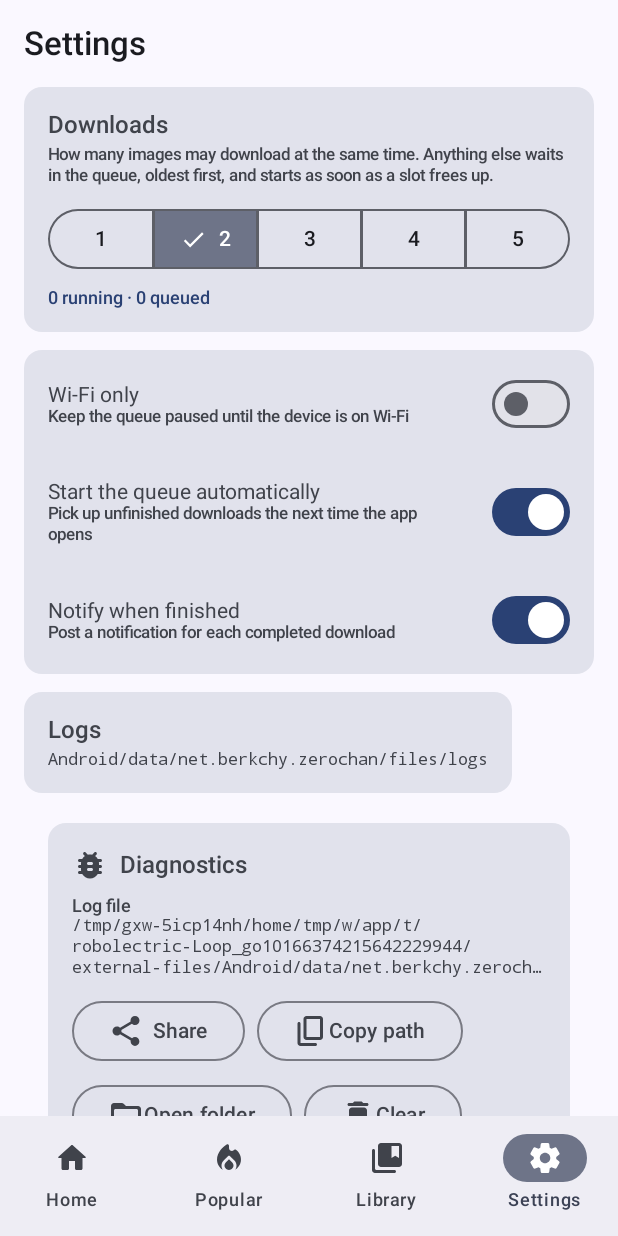
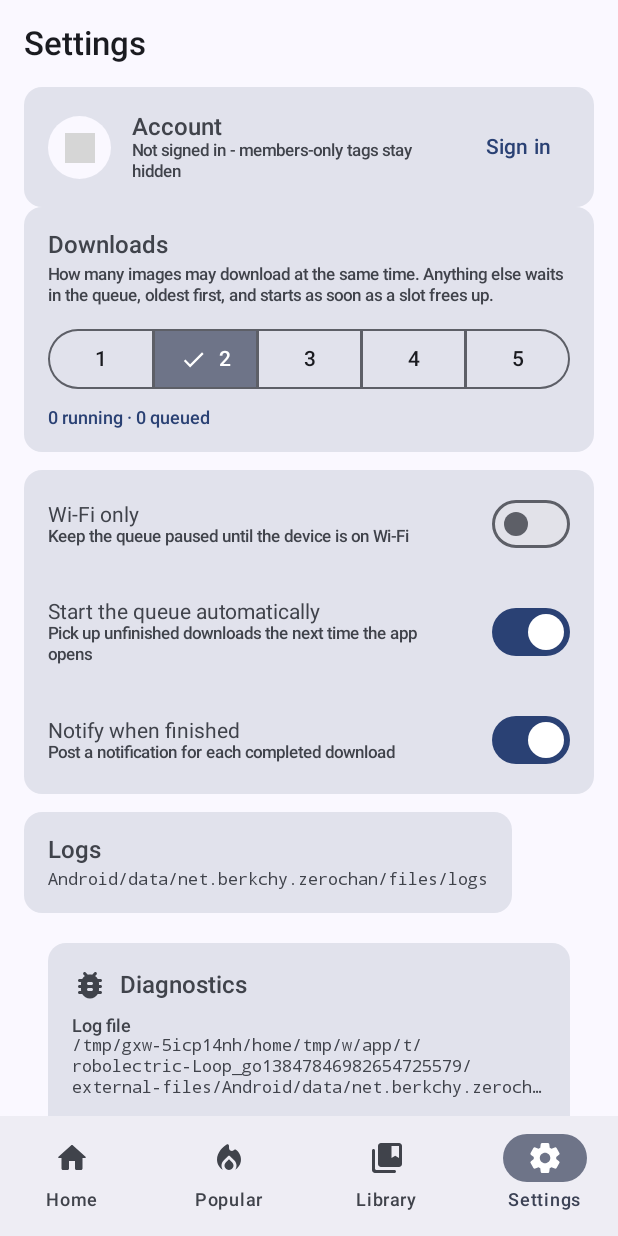
Before and after one commit to berkchy/zerochan-android, an Android app built with Jetpack Compose: the screen it shows after launch (MainActivity), item 4 of the bottom bar chosen, on a phone screen of 412 x 824 dp. Run offline under Robolectric (Android 15) with nearby library versions, the light colour scheme and no system bars; our stand-ins replace Room's generated code; network calls fail; pictures from the network do not load; 1 statement that could not run was skipped; grey boxes are pictures that could not be loaded.

Commit message:
account: sign in panel, session cookies and an account section in settings

```diff
--- a/app/src/main/java/net/berkchy/zerochan/ZerochanApp.kt
+++ b/app/src/main/java/net/berkchy/zerochan/ZerochanApp.kt
@@ -86,6 +86,7 @@ class ZerochanApp : Application(), ImageLoaderFactory {
             downloader = downloadCenter,
             dao = database.libraryDao(),
             settings = settings,
+            appContext = this,
         )
 
         // resume anything that was still in flight when the process was killed
--- a/app/src/main/java/net/berkchy/zerochan/core/data/ZerochanRepository.kt
+++ b/app/src/main/java/net/berkchy/zerochan/core/data/ZerochanRepository.kt
@@ -1,12 +1,17 @@
 package net.berkchy.zerochan.core.data
 
 import kotlinx.coroutines.flow.Flow
+import kotlinx.coroutines.flow.MutableStateFlow
+import kotlinx.coroutines.flow.StateFlow
+import kotlinx.coroutines.flow.asStateFlow
 import net.berkchy.zerochan.core.download.DownloadCenter
 import net.berkchy.zerochan.core.download.QueueSnapshot
 import net.berkchy.zerochan.core.download.SettingsStore
 import net.berkchy.zerochan.core.model.Post
 import net.berkchy.zerochan.core.model.PostDetail
 import net.berkchy.zerochan.core.net.Feed
+import net.berkchy.zerochan.core.net.LoginResult
+import net.berkchy.zerochan.core.net.ZerochanAccount
 import net.berkchy.zerochan.core.net.ZerochanClient
 
 class ZerochanRepository(
@@ -14,7 +19,12 @@ class ZerochanRepository(
     private val downloader: DownloadCenter,
     private val dao: LibraryDao,
     private val settings: SettingsStore,
+    appContext: android.content.Context,
 ) {
+    private val _account = ZerochanAccount(context = appContext, client = client)
+    private val accountState = MutableStateFlow<net.berkchy.zerochan.core.net.Account?>(
+        _account.current(),
+    )
     /** One listing page; [offsetId] continues past zerochan's page-500 limit. */
     suspend fun loadPage(feed: Feed, page: Int, offsetId: Long?): List<Post> =
         client.loadListing(feed, page, offsetId)
@@ -30,6 +40,25 @@ class ZerochanRepository(
         client.resolveSearch(query) ?: throw net.berkchy.zerochan.core.net.NoResultsException(
             "No tag matches \"$query\"",
         )
+
+    val account: ZerochanAccount get() = _account
+
+    /** Emits the signed-in account, or null, so the UI can follow sign in / sign out. */
+    val accountFlow: StateFlow<net.berkchy.zerochan.core.net.Account?> = accountState.asStateFlow()
+
+    suspend fun signIn(name: String, password: String): LoginResult {
+        val result = _account.signIn(name, password)
+        accountState.value = _account.current()
+        // cached pages were fetched anonymously, drop them
+        client.clearCache()
+        return result
+    }
+
+    fun signOut() {
+        _account.signOut()
+        accountState.value = null
+        client.clearCache()
+    }
 
     fun favorites(): Flow<List<FavoriteEntity>> = dao.favorites()
 
--- a/app/src/main/java/net/berkchy/zerochan/ui/ZerochanNavHost.kt
+++ b/app/src/main/java/net/berkchy/zerochan/ui/ZerochanNavHost.kt
@@ -58,6 +58,8 @@ import androidx.navigation.compose.rememberNavController
 import androidx.navigation.navArgument
 import net.berkchy.zerochan.core.data.ZerochanRepository
 import net.berkchy.zerochan.ui.downloads.LibraryScreen
+import net.berkchy.zerochan.ui.account.AccountViewModel
+import net.berkchy.zerochan.ui.account.LoginScreen
 import net.berkchy.zerochan.ui.downloads.LibraryViewModel
 import net.berkchy.zerochan.ui.home.FeedScreen
 import net.berkchy.zerochan.ui.home.FeedViewModel
@@ -76,6 +78,7 @@ object Destination {
     const val POPULAR = "feed/popular"
     const val LIBRARY = "library"
     const val SETTINGS = "settings"
+    const val LOGIN = "login"
     const val POST = "post/{$ARG_POST}?{$ARG_CHILDREN}"
     const val TAG = "feed/{$ARG_FEED}"
 
@@ -210,7 +213,16 @@ fun ZerochanNavHost(
 
             composable(Destination.SETTINGS) {
                 val vm: LibraryViewModel = viewModel(factory = LibraryViewModel.Factory(repository))
-                SettingsScreen(vm, Modifier.padding(bottom = padding.calculateBottomPadding()))
+                SettingsScreen(
+                    viewModel = vm,
+                    onSignIn = { navController.navigate(Destination.LOGIN) },
+                    modifier = Modifier.padding(bottom = padding.calculateBottomPadding()),
+                )
+            }
+
+            composable(Destination.LOGIN) {
+                val vm: AccountViewModel = viewModel(factory = AccountViewModel.Factory(repository))
+                LoginScreen(vm, onBack = { navController.popBackStack() }, modifier = safePadding)
             }
 
             composable(
--- a/app/src/main/java/net/berkchy/zerochan/ui/downloads/LibraryViewModel.kt
+++ b/app/src/main/java/net/berkchy/zerochan/ui/downloads/LibraryViewModel.kt
@@ -29,6 +29,10 @@ class LibraryViewModel(
     val settings: StateFlow<AppSettings> = repository.settingsFlow
         .stateIn(viewModelScope, SharingStarted.WhileSubscribed(5_000), AppSettings())
 
+    val account: StateFlow<net.berkchy.zerochan.core.net.Account?> =
+        repository.accountFlow
+            .stateIn(viewModelScope, SharingStarted.WhileSubscribed(5_000), repository.account.current())
+
     fun cancelDownload(id: Long) = viewModelScope.launch { repository.cancelDownload(id) }
     fun retryDownload(id: Long) = viewModelScope.launch { repository.retryDownload(id) }
     fun removeDownload(id: Long) = viewModelScope.launch { repository.removeDownload(id) }
--- a/app/src/main/java/net/berkchy/zerochan/ui/settings/SettingsScreen.kt
+++ b/app/src/main/java/net/berkchy/zerochan/ui/settings/SettingsScreen.kt
@@ -10,6 +10,8 @@ import androidx.compose.foundation.layout.fillMaxWidth
 import androidx.compose.foundation.layout.height
 import androidx.compose.foundation.layout.padding
 import androidx.compose.foundation.layout.width
+import androidx.compose.foundation.layout.size
+import androidx.compose.foundation.layout.Box
 import androidx.compose.foundation.rememberScrollState
 import androidx.compose.foundation.verticalScroll
 import androidx.compose.material3.Card
@@ -33,10 +35,12 @@ import net.berkchy.zerochan.ui.downloads.LibraryViewModel
 @Composable
 fun SettingsScreen(
     viewModel: LibraryViewModel,
+    onSignIn: () -> Unit,
     modifier: Modifier = Modifier,
 ) {
     val settings by viewModel.settings.collectAsStateWithLifecycle()
     val queue by viewModel.queue.collectAsStateWithLifecycle()
+    val account by viewModel.account.collectAsStateWithLifecycle()
 
     Column(
         modifier
@@ -46,6 +50,8 @@ fun SettingsScreen(
     ) {
         Text("Settings", style = MaterialTheme.typography.headlineSmall)
         Spacer(Modifier.height(16.dp))
+
+        AccountCard(account, onSignIn)
 
         Card(colors = CardDefaults.cardColors(containerColor = MaterialTheme.colorScheme.surfaceVariant)) {
             Column(Modifier.padding(16.dp)) {
@@ -124,6 +130,70 @@ fun SettingsScreen(
 }
 
 @Composable
+private fun AccountCard(account: net.berkchy.zerochan.core.net.Account?, onSignIn: () -> Unit) {
+    Card(colors = CardDefaults.cardColors(containerColor = MaterialTheme.colorScheme.surfaceVariant)) {
+        Row(
+            Modifier.fillMaxWidth().clickable(onClick = onSignIn).padding(16.dp),
+            verticalAlignment = Alignment.CenterVertically,
+        ) {
+            Avatar(account)
+            Spacer(Modifier.width(14.dp))
+            Column(Modifier.weight(1f)) {
+                Text(
+                    text = account?.username ?: "Account",
+                    style = MaterialTheme.typography.titleMedium,
+                )
+                Text(
+                    text = account?.let { "Signed in to zerochan.net" }
+                        ?: "Not signed in - members-only tags stay hidden",
+                    style = MaterialTheme.typography.labelSmall,
+                    color = MaterialTheme.colorScheme.onSurfaceVariant,
+                )
+            }
+            Spacer(Modifier.width(12.dp))
+            androidx.compose.material3.TextButton(onClick = onSignIn) {
+                Text(if (account == null) "Sign in" else "Manage")
+            }
+        }
+    }
+}
+
+@Composable
+private fun Avatar(account: net.berkchy.zerochan.core.net.Account?) {
+    val shape = androidx.compose.foundation.shape.CircleShape
+    if (account == null) {
+        androidx.compose.material3.Surface(
+            shape = shape,
+            color = MaterialTheme.colorScheme.surface,
+            modifier = Modifier.size(42.dp),
+        ) {
+            Box(contentAlignment = Alignment.Center) {
+                Icon(
+                    androidx.compose.material.icons.Icons.AutoMirrored.Rounded.Login,
+                    contentDescription = null,
+                    tint = MaterialTheme.colorScheme.onSurfaceVariant,
+                    modifier = Modifier.size(20.dp),
+                )
+            }
+        }
+        return
+    }
+    androidx.compose.material3.Surface(
+        shape = shape,
+        color = MaterialTheme.colorScheme.primary,
+        modifier = Modifier.size(42.dp),
+    ) {
+        Box(contentAlignment = Alignment.Center) {
+            Text(
+                text = account.initial,
+                style = MaterialTheme.typography.titleMedium,
+                color = MaterialTheme.colorScheme.onPrimary,
+            )
+        }
+    }
+}
+
+@Composable
 private fun SwitchRow(
     title: String,
     subtitle: String,
```
Also changed, not shown: app/src/main/java/net/berkchy/zerochan/core/net/ZerochanAccount.kt (added, +148 -0 lines), app/src/main/java/net/berkchy/zerochan/core/net/ZerochanClient.kt (+13 -0 lines), app/src/main/java/net/berkchy/zerochan/core/net/ZerochanCookieJar.kt (+19 -0 lines), app/src/main/java/net/berkchy/zerochan/ui/account/AccountViewModel.kt (added, +68 -0 lines), app/src/main/java/net/berkchy/zerochan/ui/account/LoginScreen.kt (added, +264 -0 lines).
